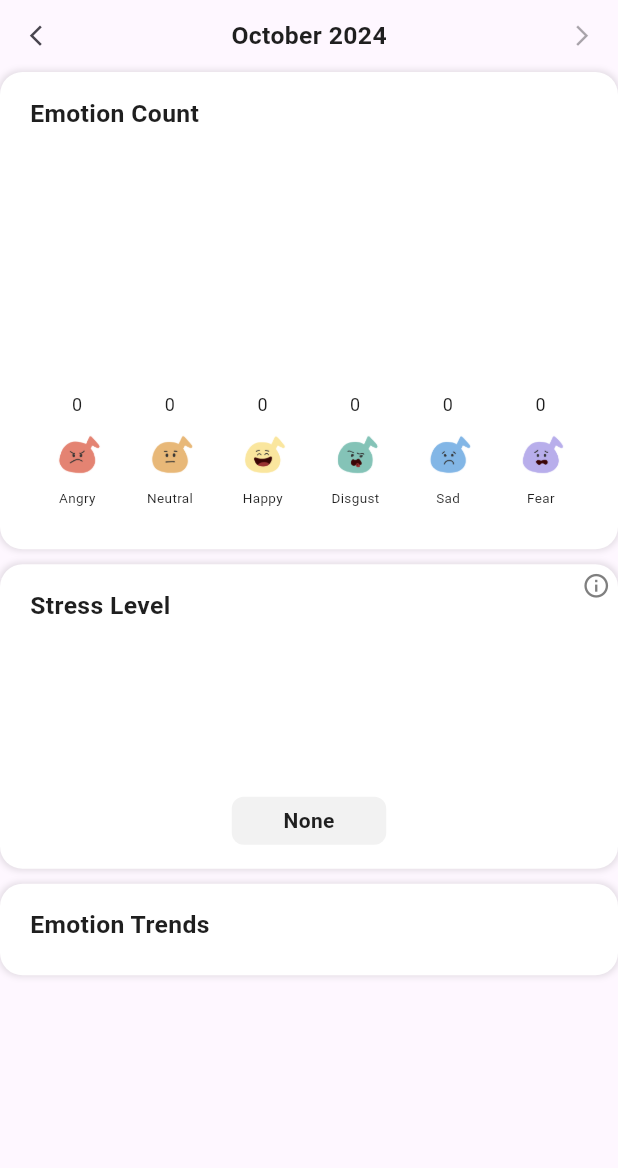
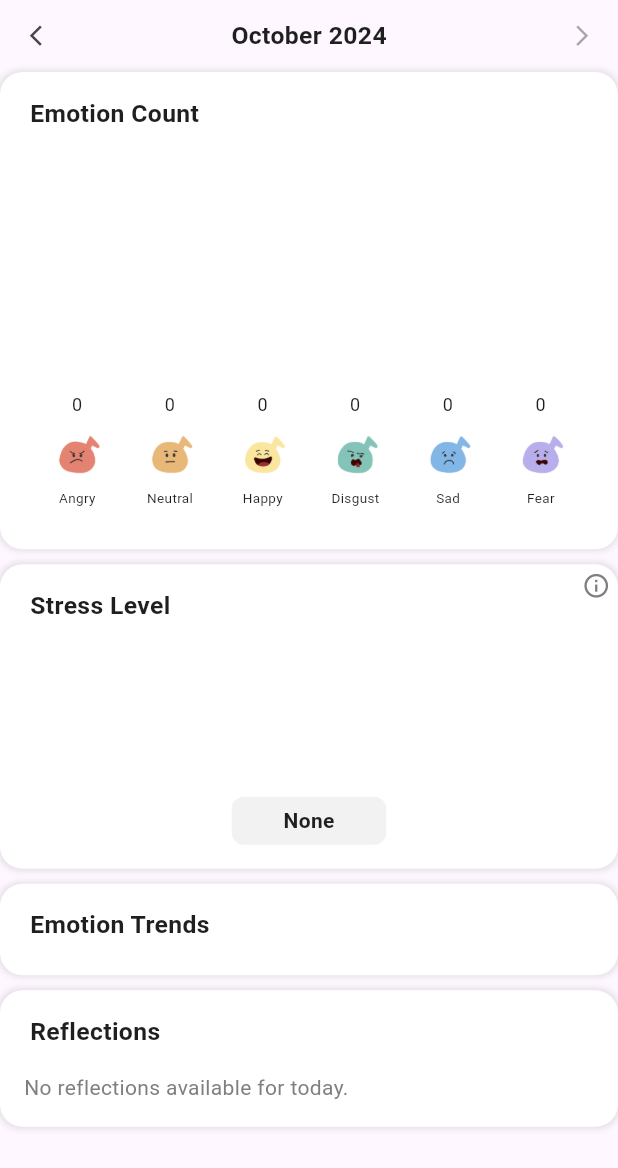
Before and after one commit to yjia28tan/EmoSense-Application, a Flutter app: the MonthlyViewHome widget shown alone on an empty page, opened directly, on a phone screen of 412 x 824 dp. Shown: the top 1168 px of the screen. Run offline on Flutter 3.47's test engine with Material 3 defaults, Android fonts, the phone set to English and light mode, and no system bars; drawn by our look-alikes of fl_chart; our stand-ins replace audioplayers, camera, cloud_firestore, firebase_auth, firebase_core, flutter_dotenv and 4 more; accounts and stored records are empty.

Commit message:
Update home with analysis
Daily view - DONE,
Weekly, Monthly NOTYET - Analysis, trends

```diff
--- a/EmoSense/lib/design_widgets/home_daily_view.dart
+++ b/EmoSense/lib/design_widgets/home_daily_view.dart
@@ -300,6 +300,8 @@ class _DailyViewHomeState extends State<DailyViewHome> {
           ),
         ),
         _buildEmotionCountChart(context),
+
+        // Reflections and Stress Suggestions
         Container(
           padding: EdgeInsets.all(16),
           decoration: BoxDecoration(
--- a/EmoSense/lib/design_widgets/home_monthly_view.dart
+++ b/EmoSense/lib/design_widgets/home_monthly_view.dart
@@ -313,6 +313,75 @@ class _MonthlyViewHomeState extends State<MonthlyViewHome> {
           ),
         ),
 
+        // Display the reflections and stress relief suggestions
+        Container(
+          padding: EdgeInsets.all(16),
+          decoration: BoxDecoration(
+            color: AppColors.whiteColor,
+            borderRadius: BorderRadius.circular(15),
+            boxShadow: [
+              BoxShadow(
+                color: Colors.black.withOpacity(0.1),
+                spreadRadius: 1,
+                blurRadius: 3,
+              ),
+            ],
+          ),
+          child: Column(
+            crossAxisAlignment: CrossAxisAlignment.start,
+            children: [
+              Padding(
+                padding: const EdgeInsets.only(bottom: 5, left: 4, right: 5),
+                child: Align(
+                  alignment: Alignment.centerLeft,
+                  child: Text(
+                    'Reflections',
+                    style: titleBlack.copyWith(fontSize: screenHeight * 0.02),
+                  ),
+                ),
+              ),
+              if (counter == 0)
+                Padding(
+                  padding: const EdgeInsets.only(top: 10),
+                  child: Text(
+                    'No reflections available for today.',
+                    style: greySmallText.copyWith(fontSize: 14),
+                  ),
+                ),
+              if (counter > 0) ...[
+                // Display reflections
+                // for (var reflection in reflections)
+                //   Padding(
+                //     padding: const EdgeInsets.only(bottom: 5),
+                //     child: Text(
+                //       reflection,
+                //       style: greySmallText.copyWith(fontSize: 14),
+                //     ),
+                //   ),
+
+                // Display the stress suggestions header
+                Padding(
+                  padding: const EdgeInsets.only(top: 10),
+                  child: Text(
+                    'Stress Relief Suggestions',
+                    style: titleBlack.copyWith(fontSize: screenHeight * 0.02),
+                  ),
+                ),
+
+                // Display stress suggestions
+                // for (var suggestion in stressSuggestion)
+                //   Padding(
+                //     padding: const EdgeInsets.only(bottom: 5),
+                //     child: Text(
+                //       suggestion,
+                //       style: greySmallText.copyWith(fontSize: 14),
+                //     ),
+                //   ),
+              ],
+            ],
+          ),
+        ),
+
       ],
 
     );
@@ -465,6 +534,7 @@ class _MonthlyViewHomeState extends State<MonthlyViewHome> {
                 ),
               ),
             ),
+
             SizedBox(height: 10),
 
           ],
```
Also changed, not shown: EmoSense/lib/design_widgets/home_weekly_view.dart (+68 -2 lines).
